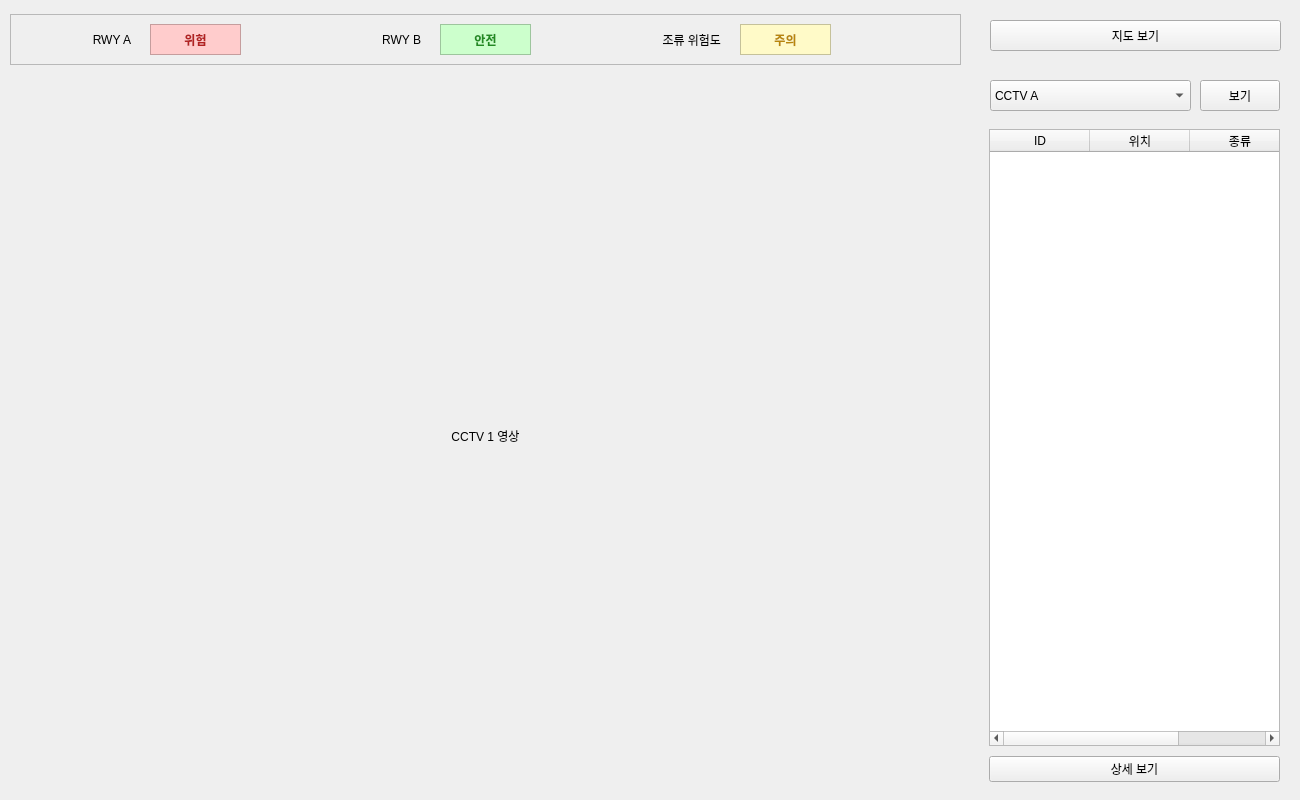
Above: gui/atc_gui/ui/main_page.ui from heyjay1002/project-deeplearning-falcon before the change. Below: the same form after it.
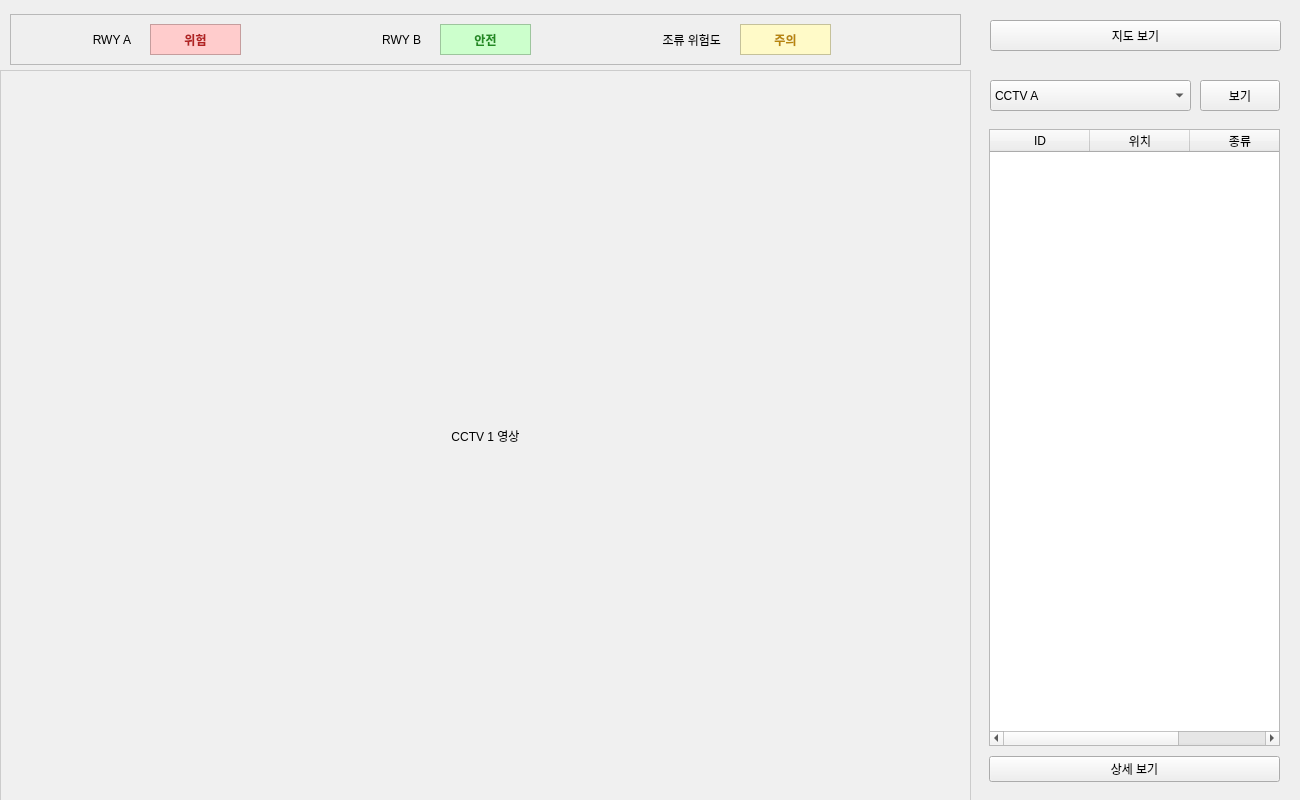
That is the form after the change. The open tabs and pages were chosen to show the change.

```diff
--- a/gui/atc_gui/ui/main_page.ui
+++ b/gui/atc_gui/ui/main_page.ui
@@ -182,6 +182,15 @@
     </layout>
    </widget>
    <widget class="QLabel" name="label_cctv_1">
+    <property name="minimumSize">
+     <size>
+      <width>600</width>
+      <height>400</height>
+     </size>
+    </property>
+    <property name="styleSheet">
+     <string>background-color: #f0f0f0; border: 1px solid #ccc;</string>
+    </property>
     <property name="text">
      <string>CCTV 1 영상</string>
     </property>
```
Left out of the diff: 18 changed lines with no effect on the pictures.
